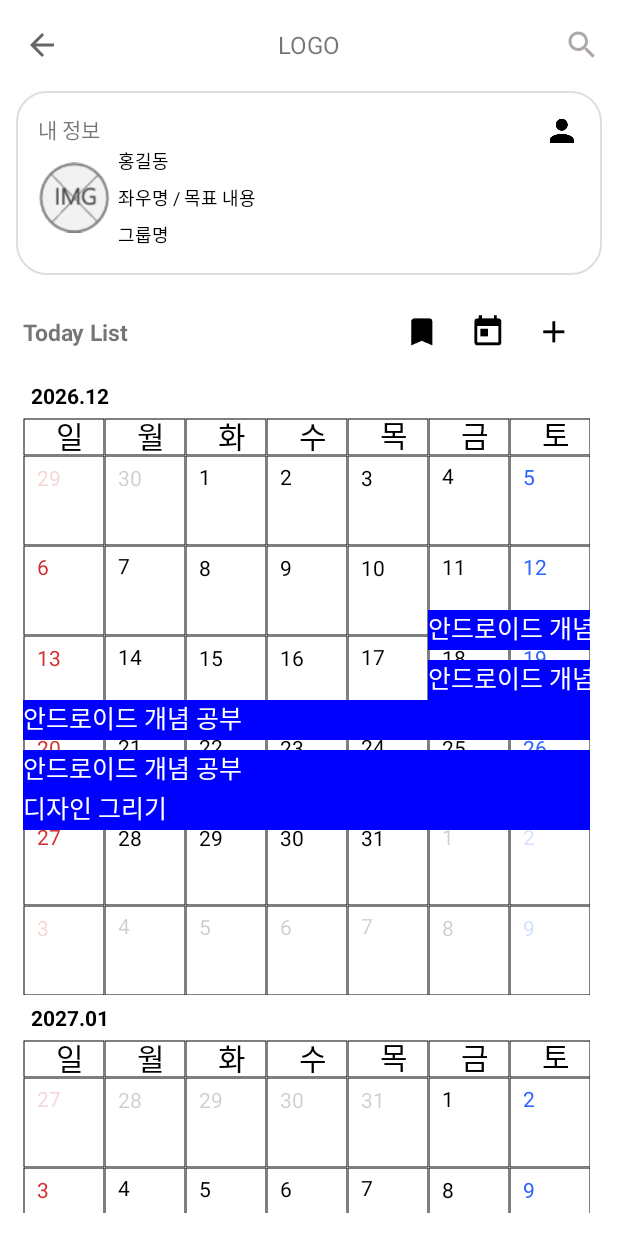
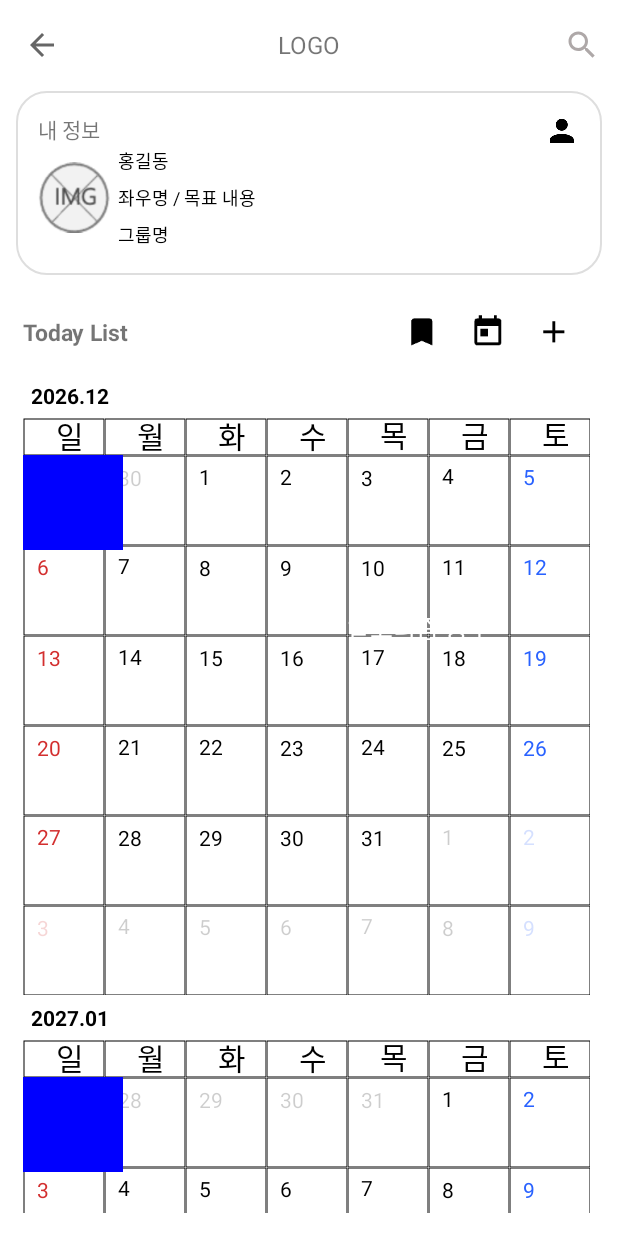
Before and after one commit to yelmee/ForusUi, an Android app: the PlanAddDialog screen opened through its navigation route, after a tap on an icon or button, on a phone screen of 412 x 824 dp. Run offline under Robolectric (Android 15) with nearby library versions, the phone set to English and light mode, and no system bars; our stand-ins replace data binding.

Commit message:
fix error

```diff
--- a/ForusUiStudy/app/src/main/java/com/example/forusuistudy/custom/RectChildView.kt
+++ b/ForusUiStudy/app/src/main/java/com/example/forusuistudy/custom/RectChildView.kt
@@ -30,32 +30,25 @@ class RectChildView @JvmOverloads constructor(
     attrs: AttributeSet? = null,
     @AttrRes defStyleAttr: Int = R.attr.rectViewStyle,
     @StyleRes defStyleRes: Int = R.style.Rect_rectShape,
-    private val list: ArrayList<PlanSet>,
+    private val lili: ArrayList<PlanSet>,
     private val iWidth: Float,
-    private val iHeight: Float
-) : View(ContextThemeWrapper(context, defStyleRes), attrs, defStyleAttr), OnDismissListener {
+    private val iHeight: Float,
+    private val index: Int
+) : View(ContextThemeWrapper(context, defStyleRes), attrs, defStyleAttr) {
     private val bounds = Rect()
     private val paint = Paint()
     private var paintText = Paint()
 
-    companion object {
-        var originList = ArrayList<Plan>()
-        private var onDismissListener: ((Plan) -> Unit)? = null
-    }
-
-//    override fun onTouchEvent(event: MotionEvent?): Boolean {
-//        Log.d("islog", "onTouchEvent")
-//        invalidate()
-//
-//        return super.onTouchEvent(event)
-//    }
-
-    override fun onMeasure(widthMeasureSpec: Int, heightMeasureSpec: Int) {
-        super.onMeasure(widthMeasureSpec, heightMeasureSpec)
-
-    }
 
     init {
+//        setWillNotDraw(false)
+        invalidate()
+        requestLayout()
+//
+//        Log.d("jyl", "RectChildView init")
+//        Log.d("jyl", "RectChildView list index 0: ${lili}")
+//        Log.d("jyl", "RectChildView list index: ${index}")
+
         context.withStyledAttributes(attrs, R.styleable.RectView, defStyleAttr, defStyleRes) {
             val planRectSize = getString(R.styleable.RectView_termFrom)
 
@@ -71,29 +64,17 @@ class RectChildView @JvmOverloads constructor(
                 color = Color.WHITE
             }
         }
-
-        PlanAddDialog.onDismissListener = onDismissListener
-        onDismissListener = { plan ->
-            Log.d("islog", "invalidate")
-            /**
-             *     RectView.originList.add(plan)
-             *     postInvalidate()
-             */
-            invalidate()
-        }
     }
 
-    private fun ifSunDaySetWeekNumToZero(week: Int): Int {
-        if (week == 7) {
-            return 0
-        }
-        return week
-    }
 
     override fun onDraw(canvas: Canvas?) {
         super.onDraw(canvas)
+        var list = lili
 
-        Log.d("islog", "onDraw")
+        Log.d("jyl", "RectChildView onDraw")
+        Log.d("jyl", "RectChildView list : ${lili}")
+        Log.d("jyl", "RectChildView list index: ${index}")
+
         if (canvas == null) return
 
         val fmt = DateTimeFormat.forPattern("yyyy-MM-dd")
@@ -192,8 +173,10 @@ class RectChildView @JvmOverloads constructor(
             left = (startDayOfWeek) * iWidth
             right = (endDayOfWeek + 1) * iWidth
 
-            getLogOfArray(drawnList)
-            canvas.drawRect(left, top, right, bottom, paint)
+//            getLogOfArray(drawnList)
+            Log.d("jyl", "$this: drawRect")
+//            canvas.drawRect(left, top, right, bottom, paint)
+            canvas.drawRect(0F, 0F, 100F, 100F, paint)
             val title = list[i].title
 
             paintText.getTextBounds(title, 0, title.length, bounds)
@@ -212,7 +195,11 @@ class RectChildView @JvmOverloads constructor(
         }
     }
 
-    override fun setInvoke() {
-        invalidate()
+
+    private fun ifSunDaySetWeekNumToZero(week: Int): Int {
+        if (week == 7) {
+            return 0
+        }
+        return week
     }
 }
--- a/ForusUiStudy/app/src/main/java/com/example/forusuistudy/custom/RectView.kt
+++ b/ForusUiStudy/app/src/main/java/com/example/forusuistudy/custom/RectView.kt
@@ -1,8 +1,6 @@
 package com.example.forusuistudy.custom
 
-import android.content.ContentValues.TAG
 import android.content.Context
-import android.content.DialogInterface
 import android.graphics.Paint
 import android.util.AttributeSet
 import android.util.Log
@@ -12,7 +10,6 @@ import androidx.annotation.AttrRes
 import androidx.annotation.StyleRes
 import androidx.core.content.withStyledAttributes
 import androidx.core.view.children
-import com.example.forusuistudy.ui.CalendarFragment
 import com.example.forusuistudy.R
 import com.example.forusuistudy.data.Plan
 import com.example.forusuistudy.data.PlanSet
@@ -34,13 +31,14 @@ class RectView @JvmOverloads constructor(
     attrs: AttributeSet? = null,
     @AttrRes defStyleAttr: Int = R.attr.rectViewStyle,
     @StyleRes defStyleRes: Int = R.style.Rect_RectViewStyle
-) : FrameLayout(ContextThemeWrapper(context, defStyleRes), attrs, defStyleAttr), DialogInterface.OnDismissListener {
+) : FrameLayout(ContextThemeWrapper(context, defStyleRes), attrs, defStyleAttr) {
 
     //    private val inflater = context.getSystemService(Context.LAYOUT_INFLATER_SERVICE) as LayoutInflater
 //    private val binding: FragmentCalendarBinding = FragmentCalendarBinding.inflate(inflater, this, false)
     private val paint = Paint()
-    private val li = ArrayList<PlanSet>()
-    private var list = ArrayList<ArrayList<PlanSet>>()
+    private val nullList = ArrayList<PlanSet>()
+    private val nullPlan = PlanSet(-1, "null", "null", "null")
+    private var editList = ArrayList<ArrayList<PlanSet>>()
     private var planSet = PlanSet(-1, "", null, null)
     private val saturdayList = arrayListOf<String>() // 주의 마지막 요일인 토요일에 해당되는 날짜의 리스트
 
@@ -59,33 +57,55 @@ class RectView @JvmOverloads constructor(
 
     companion object {
         var originList = ArrayList<Plan>()
-//        private var onDismissListener: ((Plan) -> Unit)? = null
-//
-//        fun setDialog() {
-//            PlanAddDialog.onDismissListener = onDismissListener
-//        }
+        private var onDismissListener: ((Plan) -> Unit)? = null
     }
 
     init {
-//        setDialog()
+        Log.d("jyl", "$this: init")
+//        setViewModel(data)
 
-//        setViewModel(data)
+        nullList.add(nullPlan)
+        PlanAddDialog.onDismissListener = onDismissListener
+        onDismissListener = { plan ->
+            Log.d("jyl", "$this: onDismissListener")
+
+            originList.add(plan)
+            initEditList()
+            editListToWeekSchedule()
+            requestLayout()
+        }
+
+        setWillNotDraw(false)
         context.withStyledAttributes(attrs, R.styleable.RectView, defStyleAttr, defStyleRes) {
             _height = getDimension(R.styleable.RectView_rectHeight, 0f)
         }
-        li.add(PlanSet(-1, "null", "null", "null"))
-        for (i in 0..5) {
-            list.add(li)
-        }
-        var data = Plan(1, "알고리즘 공부", addTime(22), addTime(24), "www.naver.com", 12, 80)
-        originList.add(data)
-        data = Plan(1, "안드로이드 개념 공부", addTime(11), addTime(20), "www.naver.com", 12, 80)
-        originList.add(data)
-        data = Plan(1, "디자인 그리기", addTime(17), addTime(19), "www.naver.com", 12, 80)
+
+        initOriginList()
+        initEditList()
+        setSaturdayListOfThisMonth()
+        editListToWeekSchedule()
+    }
+
+    private fun initOriginList() {
+        originList = ArrayList<Plan>()
+        var data = Plan(1, "알고리즘 공부", addTime(10), addTime(11), "www.naver.com", 12, 80)
         originList.add(data)
 
-        setSaturdayListOfThisMonth()
-        adjustListToWeekOfMonth()
+//        data = Plan(1, "안드로이드 개념 공부", addTime(11), addTime(20), "www.naver.com", 12, 80)
+//        originList.add(data)
+//        data = Plan(1, "디자인 그리기", addTime(17), addTime(19), "www.naver.com", 12, 80)
+//        originList.add(data)
+
+    }
+
+    private fun initEditList() {
+        /**
+         *
+         */
+        editList = ArrayList<ArrayList<PlanSet>>()
+        for (i in 0..5) {
+            editList.add(nullList)
+        }
     }
 
     private fun setSaturdayListOfThisMonth() {
@@ -100,7 +120,7 @@ class RectView @JvmOverloads constructor(
         }
     }
 
-    private fun adjustListToWeekOfMonth() {
+    private fun editListToWeekSchedule() {
 
         /**
          * 일정 리스트를 주간 일정 리스트로 재편집
@@ -116,6 +136,9 @@ class RectView @JvmOverloads constructor(
                 val curDate =
                     fmt.parseDateTime(originList[i].termFrom).plusDays(j)
 
+                /**
+                 *  일정에 열의 마지막 날에 해당하는 토요일이 포함된다면 endDate로 잡기
+                 */
                 for (d in 0 until saturdayList.size) {
                     if (curDate.toString(fmtOut).equals(saturdayList[d])) {
                         planSet = PlanSet(
@@ -128,7 +151,9 @@ class RectView @JvmOverloads constructor(
                     }
                 }
 
-
+                /**
+                 * 일정의 마지막 날짜를 row의 endDate로 잡는
+                 */
                 if (j == period - 1) {
                     planSet = PlanSet(
                         originList[i].id,
@@ -137,41 +162,48 @@ class RectView @JvmOverloads constructor(
                         curDate.toString(fmtOut)
                     )
                 }
+
+                /**
+                 * childView에 하나의 rectangle로 잡을 리스트를 add 시킨다
+                 */
                 val testList = ArrayList<PlanSet>()
                 if (planSet.id != -1) {
 
-                    val index = getWeekOfMonth(fmtOut.parseDateTime(planSet.startDate)) - 1
+                    val index  // add 시킬 일정이 몇주차에 추가될지에 대한 editList index
+                    = getWeekOfMonth(fmtOut.parseDateTime(planSet.startDate)) - 1
 
-                    for (l in 0 until list[index].size) {
-                        testList.add(list[index][l])
+                    /**
+                     * editList는 2차배열로 되어있는데 재편집을 위해서
+                     * editList[index]에 있는 배열들을 다시 testList에 추가한 후
+                     * 마지막 추가시킬 planSet 을 추가한다
+                     *
+                     * testList = editList[index] + planSet
+                     * editList[index] = testList
+                     */
+                    for (l in 0 until editList[index].size) {
+                        testList.add(editList[index][l])
                     }
 
                     testList.add(planSet)
-                    list[index] = testList
+                    editList[index] = testList
                     planSet = PlanSet(-1, "", null, null)
                 }
             }
+//            Log.d("jyl", "$this: list: $editList")
         }
     }
 
     override fun onMeasure(widthMeasureSpec: Int, heightMeasureSpec: Int) {
+        Log.d("jyl", "$this: onMeasure")
         val h = paddingTop + paddingBottom + max(
             suggestedMinimumHeight,
             (_height * WEEKS_PER_MONTH).toInt()
         )
         setMeasuredDimension(getDefaultSize(suggestedMinimumWidth, widthMeasureSpec), h)
     }
-//    private fun setViewModel(data: Plan) {
-//        binding.planData = data
-//    }
 
     override fun onLayout(changed: Boolean, l: Int, t: Int, r: Int, b: Int) {
-//        onDismissListener = { plan ->
-//            originList.add(plan)
-//            postInvalidate()
-//            setSaturdayListOfThisMonth()
-//            adjustListToWeekOfMonth()
-//        }
+        Log.d("jyl", "$this: onLayout")
         iWidth = (width / DAYS_PER_WEEK).toFloat()
         iHeight = (height / WEEKS_PER_MONTH).toFloat()
 
@@ -183,19 +215,20 @@ class RectView @JvmOverloads constructor(
          */
         var currentWeekIndex = 0
 
-        val prevCount = CalendarFragment.prevCount
-
         /**
          * 한 주차에 대한 영역
          */
         children.forEach { view ->
 
+            invalidate()
+            requestLayout()
             val topMargin = -5
-            if (currentWeekIndex >= list.size) {
+            if (currentWeekIndex >= editList.size) {
                 return
             }
 
-            val row = list[currentWeekIndex].size   // 한주차에서 필요한 열 개수 반환
+//            val row = editList[currentWeekIndex].size   // 한주차에서 필요한 열 개수 반환
+            val row = 2   // 한주차에서 필요한 열 개수 반환
 
             val rowHeight = 240    // 열이 늘어날 때마다 필요한 높이
 
@@ -211,22 +244,23 @@ class RectView @JvmOverloads constructor(
 
     private fun initRect() {
         var index = 0
-        list.forEach { _ ->
+        editList.forEach { _ ->
             var h = iHeight
             var w = iWidth
             addView(
                 RectChildView(
                     context = context,
-                    list = list[index],
+                    lili = editList[index],
                     iHeight = h,
-                    iWidth = w
+                    iWidth = w,
+                    index = index
                 )
             )
             index++
         }
     }
 
-    override fun onDismiss(dialog: DialogInterface?) {
-        TODO("Not yet implemented")
-    }
+//    private fun setViewModel(data: Plan) {
+//        binding.planData = data
+//    }
 }
--- a/ForusUiStudy/app/src/main/java/com/example/forusuistudy/dialog/PlanAddDialog.kt
+++ b/ForusUiStudy/app/src/main/java/com/example/forusuistudy/dialog/PlanAddDialog.kt
@@ -16,6 +16,7 @@ import com.example.forusuistudy.R
 import com.example.forusuistudy.data.Plan
 import com.example.forusuistudy.databinding.DialogAddPlanBinding
 import com.example.forusuistudy.ui.CalendarFragment
+import com.example.forusuistudy.utils.CalendarUtils.Companion.addTime
 import com.example.forusuistudy.utils.CalendarUtils.Companion.changeLongToString
 import com.example.forusuistudy.utils.CalendarUtils.Companion.divideStartToEnd
 import com.google.android.material.datepicker.MaterialDatePicker
@@ -99,20 +100,19 @@ class PlanAddDialog: DialogFragment() {
             val startDate = selection.first
             val endDate = selection.second
 
-            Log.d("jylLog", "startDate: +$startDate, $endDate")
-
             binding.etDialogPeriod.text = changeLongToString(startDate)+"~"+ changeLongToString(endDate)
         }
     }
 
 
     private fun addPlan() {
-        val title = binding.etDialogTitle.text.toString()
-        val period = binding.etDialogPeriod.text.toString()
-        val url = binding.etDialogUrl.text.toString()
+//        val title = binding.etDialogTitle.text.toString()
+//        val period = binding.etDialogPeriod.text.toString()
+//        val url = binding.etDialogUrl.text.toString()
 //        val tag= binding.etDialogTag.text
-        val plan = Plan(1, title, divideStartToEnd(period).first, divideStartToEnd(period).second, url, 123, 50)
+//        val plan = Plan(1, title, divideStartToEnd(period).first, divideStartToEnd(period).second, url, 123, 50)
 //        addCalendarPlan(plan)
+        val plan = Plan(1, "즈블되", addTime(1), addTime(3), "url", 123, 50)
 
         onDismissListener?.invoke(plan)
         dialog?.dismiss()
--- a/ForusUiStudy/app/src/main/java/com/example/forusuistudy/utils/CalendarUtils.kt
+++ b/ForusUiStudy/app/src/main/java/com/example/forusuistudy/utils/CalendarUtils.kt
@@ -134,8 +134,6 @@ class CalendarUtils {
         }
 
          fun divideStartToEnd(period: String): Pair<String, String> {
-             Log.d("jylLog", "start: ${period.substring(0,10)}")
-             Log.d("jylLog", "start: ${period.substring(11,21)}")
 
             val start = fmt3.parseDateTime(period.substring(0,10)).toString(fmt)
             val end = fmt3.parseDateTime(period.substring(11,21)).toString(fmt)
```
